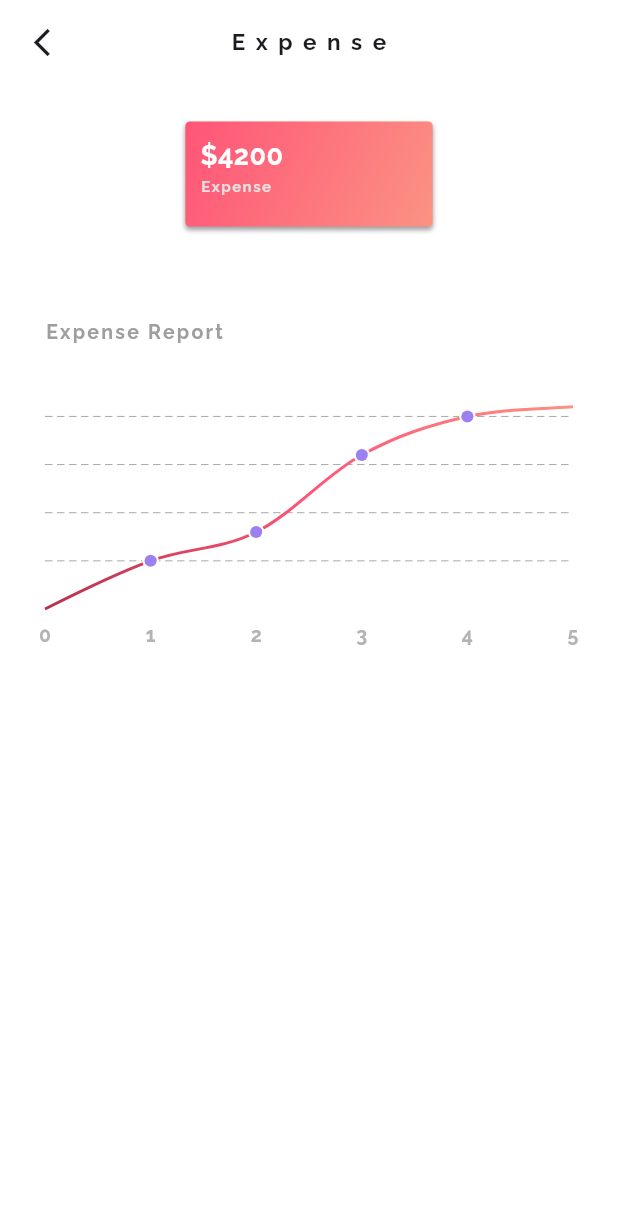
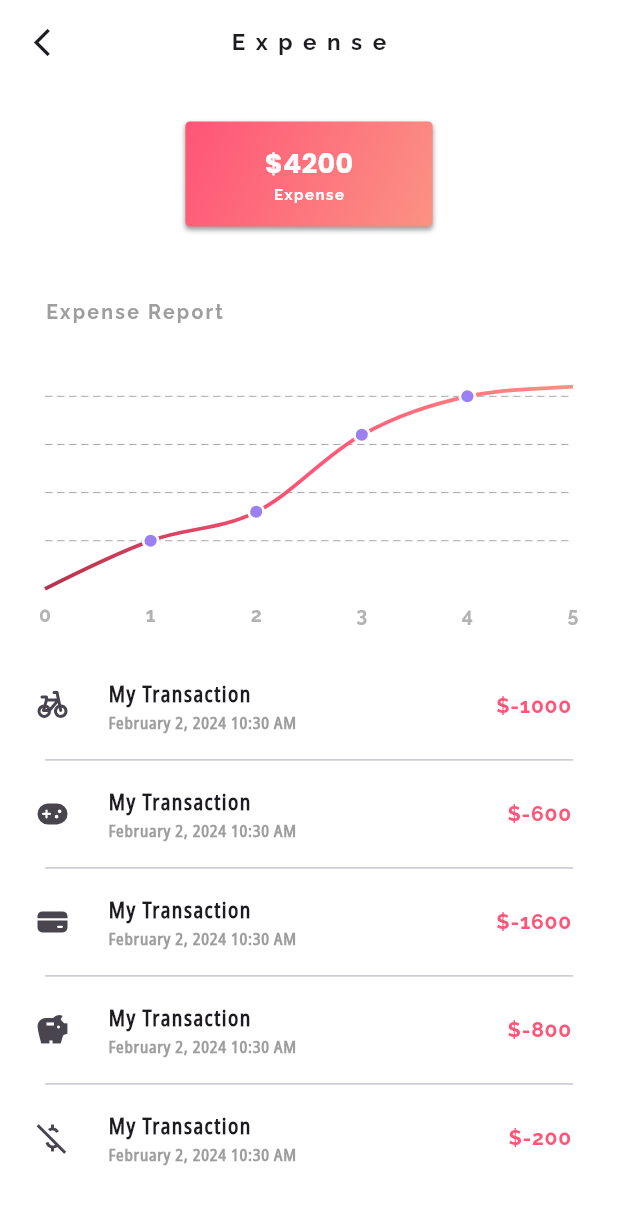
Before and after one commit to itsAliTahir/Expense-Tracker, a Flutter app: the screen it shows after launch, after a tap on an icon or button, on a phone screen of 412 x 824 dp. Shown: the top 1205 px of the screen. Run offline on Flutter 3.47's test engine with Material 3 defaults, Android fonts, the phone set to English and light mode, and no system bars; drawn by our look-alikes of animated_flip_counter, delayed_display, fl_chart, flutter_bounceable; our stand-ins replace fluentui_system_icons.

Commit message:
work started again

```diff
--- a/lib/screens/income_expense_detail_screen/ie_graph.dart
+++ b/lib/screens/income_expense_detail_screen/ie_graph.dart
@@ -92,8 +92,7 @@ class MyIncomeExpenseGraph extends StatelessWidget {
                             colors: args[1] == "Income"
                                 ? [
                                     ColorTween(
-                                              begin: incomeDark,
-                                              end: incomeDark)
+                                            begin: incomeDark, end: incomeDark)
                                         .lerp(1)!
                                         .withOpacity(0.4),
                                     ColorTween(
@@ -140,7 +139,7 @@ class MyIncomeExpenseGraph extends StatelessWidget {
                                       ? expenseDark
                                       : incomeDark,
                                   strokeColor: Colors.white,
-                                    strokeWidth: 1.5),
+                                  strokeWidth: 2),
                           checkToShowDot: (spot, barData) {
                             if (spot.x == 0 && spot.y == 0 ||
                                 spot.x == sumList.length) {
@@ -150,12 +149,6 @@ class MyIncomeExpenseGraph extends StatelessWidget {
                             }
                           },
                         ),
-                          // dashArray: [
-                          //   2,
-                          //   5,
-                          //   10,
-                          //   5,
-                          // ],
                         spots: [
                           const FlSpot(0, 0),
                           for (int i = 1; i <= sumList.length; i++)
@@ -163,7 +156,9 @@ class MyIncomeExpenseGraph extends StatelessWidget {
                         ],
                         shadow: const Shadow(
                             offset: Offset(0, 3),
-                              color: Color.fromARGB(25, 0, 0, 0))),
+                            color: Color.fromARGB(30, 0, 0, 0)),
+                        barWidth: 2.5,
+                      ),
                     ]),
               ),
             ),
--- /dev/null
+++ b/lib/screens/income_expense_detail_screen/ie_transactions_list.dart
@@ -0,0 +1,101 @@
+// ignore_for_file: must_be_immutable
+
+import 'package:cash_book_expense_tracker/provider/category_data_provider.dart';
+import 'package:cash_book_expense_tracker/provider/themes_data.dart';
+import 'package:delayed_display/delayed_display.dart';
+import 'package:flutter/material.dart';
+import 'package:provider/provider.dart';
+import '../../provider/transaction_data_provider.dart';
+
+class MyIETransactionsList extends StatelessWidget {
+  String screen;
+  MyIETransactionsList({required this.screen, super.key});
+
+  @override
+  Widget build(BuildContext context) {
+    final double screenHeight = MediaQuery.of(context).size.height;
+    final allCategories =
+        Provider.of<CategoryDataProvider>(context, listen: false).allCategories;
+    final routeName = ModalRoute.of(context)!.settings.name;
+
+    return Consumer<CategoryDataProvider>(
+      builder: (context, categoryData, child) {
+        final itemsList = routeName == '/incomeexpensedetailscreenbody' &&
+                screen == "Income"
+            ? Provider.of<TransactionDataProvider>(context, listen: true)
+                .incomeList
+            : routeName == '/incomeexpensedetailscreenbody' &&
+                    screen == "Expense"
+                ? Provider.of<TransactionDataProvider>(context, listen: true)
+                    .expenseList
+                : Provider.of<TransactionDataProvider>(context, listen: true)
+                    .fullList
+                    .where((element) =>
+                        categoryData.allSelectedCategories.isEmpty ||
+                        categoryData.allSelectedCategories
+                            .contains(element.iconId))
+                    .toList();
+
+        return Expanded(
+          child: ListView.separated(
+            padding:
+                const EdgeInsets.only(top: 0, left: 0, right: 0, bottom: 15),
+            itemCount: itemsList.length,
+            itemBuilder: (BuildContext context, int index) {
+              return DelayedDisplay(
+                child: Container(
+                  margin: const EdgeInsets.symmetric(horizontal: 7),
+                  child: ListTile(
+                    horizontalTitleGap: 25,
+                    leading: Tooltip(
+                        message: allCategories[itemsList[index].iconId].name,
+                        child:
+                            Icon(allCategories[itemsList[index].iconId].icon)),
+                    title: Column(
+                      crossAxisAlignment: CrossAxisAlignment.start,
+                      children: [
+                        Text(
+                          itemsList[index].title,
+                          style: const TextStyle(
+                              fontFamily: font2,
+                              letterSpacing: 1,
+                              fontSize: 14,
+                              fontWeight: FontWeight.bold),
+                        ),
+                        Text(
+                          itemsList[index].date,
+                          style: TextStyle(
+                              fontFamily: font2,
+                              color: Theme.of(context).secondaryHeaderColor,
+                              fontSize: 11,
+                              fontWeight: FontWeight.bold),
+                        ),
+                      ],
+                    ),
+                    trailing: Text(
+                      "\$${itemsList[index].amount.toString()}",
+                      style: TextStyle(
+                          fontSize: 14,
+                          fontFamily: font1,
+                          fontWeight: FontWeight.bold,
+                          color: itemsList[index].amount >= 0
+                              ? incomeDark
+                              : expenseDark),
+                    ),
+                  ),
+                ),
+              );
+            },
+            separatorBuilder: (context, index) {
+              return DelayedDisplay(
+                child: Container(
+                    margin: const EdgeInsets.symmetric(horizontal: 30),
+                    child: const Divider()),
+              );
+            },
+          ),
+        );
+      },
+    );
+  }
+}
--- a/lib/screens/income_expense_detail_screen/income_expense_detail_screen_body.dart
+++ b/lib/screens/income_expense_detail_screen/income_expense_detail_screen_body.dart
@@ -2,9 +2,9 @@
 
 import 'package:cash_book_expense_tracker/screens/income_expense_detail_screen/ie_graph.dart';
 import 'package:flutter/material.dart';
-
 import '../../widgets/custom_title.dart';
 import '../../widgets/appbar.dart';
+import 'ie_transactions_list.dart';
 
 class MyIncomeExpenseDetailScreenBody extends StatefulWidget {
   const MyIncomeExpenseDetailScreenBody({super.key});
@@ -29,7 +29,6 @@ class _MyIncomeExpenseDetailScreenBodyState
           preferredSize: const Size.fromHeight(56),
           child: MyAppBar(GoBack, args[1] as String)),
       body: SafeArea(
-        child: SingleChildScrollView(
         child: Column(
           children: [
             const SizedBox(
@@ -40,15 +39,15 @@ class _MyIncomeExpenseDetailScreenBodyState
             ),
             SizedBox(height: screenHeight * 0.05),
             Container(
-                margin: const EdgeInsets.only(top: 20, left: 30),
+              margin: EdgeInsets.only(top: screenHeight * 0.008, left: 30),
               child: CustomTitle(
                 title: "${args[1] as String} Report",
                 transition: true,
               ),
             ),
             MyIncomeExpenseGraph(args),
+            MyIETransactionsList(screen: args[1] as String),
           ],
-          ),
         ),
       ),
     );
--- a/lib/widgets/gradient_box.dart
+++ b/lib/widgets/gradient_box.dart
@@ -31,8 +31,7 @@ class GradientBox extends StatelessWidget {
           child: Container(
             width: screenWidth * 0.4,
             height: 70,
-            padding:
-                const EdgeInsets.only(top: 10, left: 10, right: 3, bottom: 3),
+            padding: const EdgeInsets.all(3),
             decoration: BoxDecoration(
               borderRadius: BorderRadius.circular(3),
               boxShadow: const [
@@ -49,8 +48,8 @@ class GradientBox extends StatelessWidget {
               ),
             ),
             child: Column(
-              mainAxisAlignment: MainAxisAlignment.start,
-              crossAxisAlignment: CrossAxisAlignment.start,
+              mainAxisAlignment: MainAxisAlignment.center,
+              crossAxisAlignment: CrossAxisAlignment.center,
               children: [
                 FittedBox(
                   fit: BoxFit.contain,
@@ -59,7 +58,7 @@ class GradientBox extends StatelessWidget {
                     prefix: "\$",
                     textStyle: const TextStyle(
                       decoration: TextDecoration.none,
-                      fontFamily: font1,
+                      fontFamily: font3,
                       color: Colors.white,
                       fontSize: 18,
                       fontWeight: FontWeight.bold,
@@ -72,7 +71,7 @@ class GradientBox extends StatelessWidget {
                     decoration: TextDecoration.none,
                     fontFamily: font1,
                     letterSpacing: 1,
-                    color: Color.fromARGB(255, 224, 224, 224),
+                    color: Colors.white,
                     fontSize: 10,
                     fontWeight: FontWeight.bold,
                   ),
--- /dev/null
+++ b/lib/widgets/sliverappbar.dart
@@ -0,0 +1,23 @@
+import 'package:flutter/material.dart';
+
+class HomePage extends StatelessWidget {
+  @override
+  Widget build(BuildContext context) {
+    return Scaffold(
+      body: CustomScrollView(
+        slivers: [
+          SliverAppBar(
+            expandedHeight: 200.0,
+            floating: false,
+            pinned: true,
+            flexibleSpace: FlexibleSpaceBar(
+              title: Text('SliverAppBar Example'),
+            ),
+          ),
+          SliverList(
+              delegate: SliverChildBuilderDelegate((context, index) => null)),
+        ],
+      ),
+    );
+  }
+}
```
Lines whose indentation alone changed are shown as unchanged.
